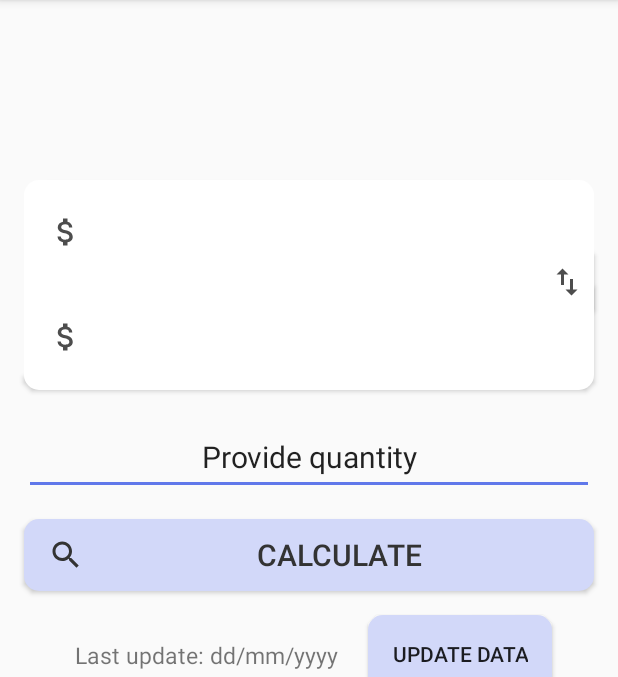
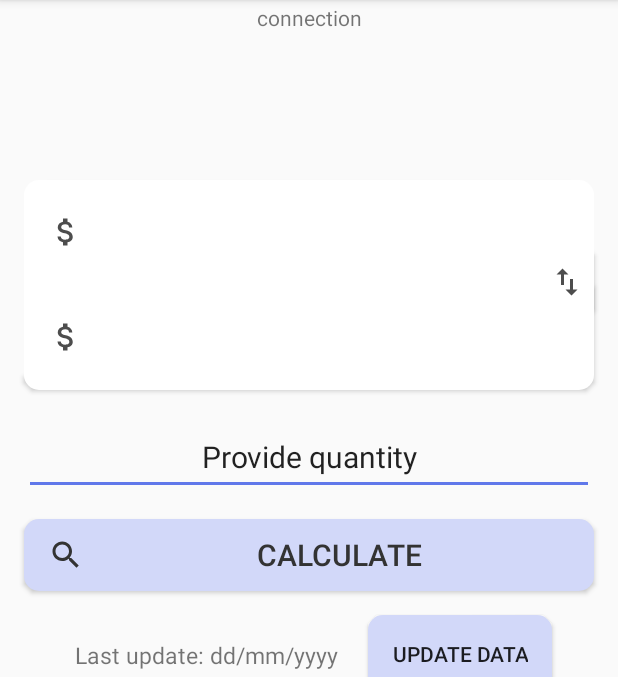
Before and after one commit to przemyslawstrojny/PM-CurrencyCalculator, an Android app: the screen it shows after launch (MainActivity), on a phone screen of 412 x 824 dp, the part 84-761 px from its top. Run offline under Robolectric (Android 15) with nearby library versions, the phone set to English and light mode, and no system bars.

Commit message:
Receiver responsible for checking the Internet connection has been created

```diff
--- a/app/src/main/java/com/example/currencycalculator/MainActivity.java
+++ b/app/src/main/java/com/example/currencycalculator/MainActivity.java
@@ -1,18 +1,31 @@
 package com.example.currencycalculator;
 
+import android.content.BroadcastReceiver;
+import android.content.IntentFilter;
+import android.graphics.Color;
+import android.net.ConnectivityManager;
 import android.support.annotation.NonNull;
 import android.support.design.widget.BottomNavigationView;
 import android.support.v4.app.Fragment;
 import android.support.v7.app.AppCompatActivity;
 import android.os.Bundle;
 import android.view.MenuItem;
+import android.view.View;
+import android.widget.TextView;
 
 public class MainActivity extends AppCompatActivity {
+
+    private static BroadcastReceiver mNetworkReceiver;
+    static TextView connection_field;
 
     @Override
     protected void onCreate(Bundle savedInstanceState) {
         super.onCreate(savedInstanceState);
         setContentView(R.layout.activity_main);
+
+        connection_field=(TextView) findViewById(R.id.connection_field);
+        mNetworkReceiver = new ReceiverNetwork();
+        registerReceiver(mNetworkReceiver, new IntentFilter(ConnectivityManager.CONNECTIVITY_ACTION));
 
 
         BottomNavigationView bottomNavigationView = findViewById(R.id.bottom_navigation);
@@ -40,4 +53,16 @@ public class MainActivity extends AppCompatActivity {
                     return true;
                 }
             };
+
+    public static void dialog(boolean value){
+
+        if(value){
+            connection_field.setVisibility(View.GONE);
+        }else {
+            connection_field.setVisibility(View.VISIBLE);
+            connection_field.setText("No Internet connection");
+            connection_field.setBackgroundColor(Color.RED);
+            connection_field.setTextColor(Color.WHITE);
+        }
+    }
 }
--- a/app/src/main/res/layout/activity_main.xml
+++ b/app/src/main/res/layout/activity_main.xml
@@ -6,6 +6,18 @@
         android:layout_width="match_parent"
         android:layout_height="match_parent"
         tools:context=".MainActivity">
+
+    <TextView
+            android:id="@+id/connection_field"
+            android:layout_width="match_parent"
+            android:layout_height="wrap_content"
+            android:text="connection"
+            android:padding="2dp"
+            app:layout_constraintBottom_toBottomOf="parent"
+            android:gravity="center"
+            app:layout_constraintLeft_toLeftOf="parent"
+            app:layout_constraintRight_toRightOf="parent"
+            app:layout_constraintTop_toTopOf="parent" />
 
     <FrameLayout
         android:id="@+id/fragment_container"
```
Also changed, not shown: app/src/main/AndroidManifest.xml (+7 -0 lines), app/src/main/java/com/example/currencycalculator/ReceiverNetwork.java (added, +20 -0 lines).
